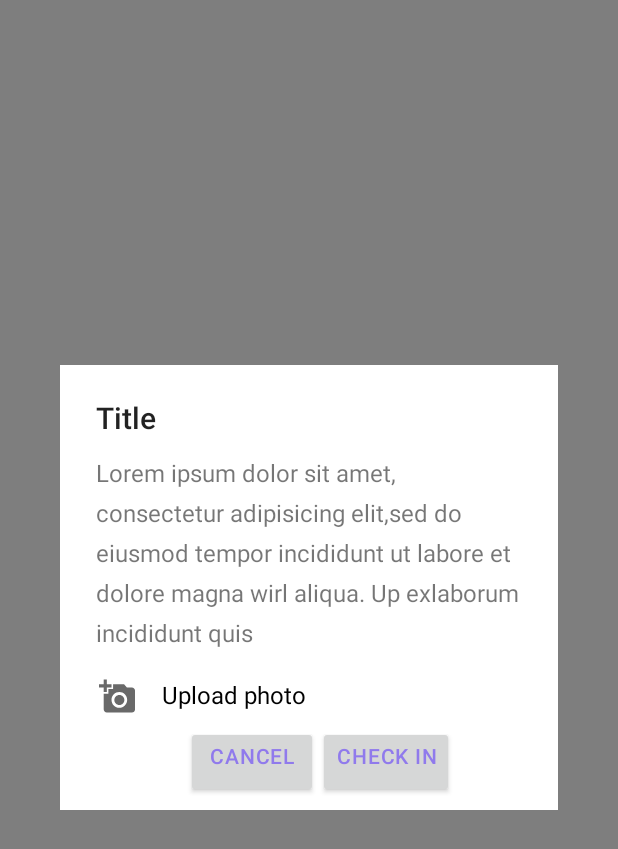
After one commit to DariaFedorinenko/LvivTripQuest, an Android app: the layout upload_photo.xml on its own in the app's theme, with its tools: preview values and no code run, on a phone screen of 412 x 824 dp. The commit adds this screen. Shown: the top 849 px of the screen. Run offline under Robolectric (Android 15) with nearby library versions, the phone set to English and light mode, and no system bars.

Commit message:
screen upload_photo

```diff
--- /dev/null
+++ b/app/src/main/res/drawable/ic_camera.xml
@@ -0,0 +1,15 @@
+<vector xmlns:android="http://schemas.android.com/apk/res/android"
+        android:width="512dp"
+        android:height="512dp"
+        android:viewportWidth="490.667"
+        android:viewportHeight="490.667">
+    <path
+        android:pathData="M448,128h-67.6l-39,-42.7H192v64h-64v64H64v213.3c0,23.5 19.2,42.7 42.7,42.7H448c23.5,0 42.7,-19.2 42.7,-42.7v-256C490.7,147.2 471.5,128 448,128zM277.3,405.3c-58.9,0 -106.7,-47.8 -106.7,-106.7S218.5,192 277.3,192S384,239.8 384,298.7S336.2,405.3 277.3,405.3z"
+        android:fillColor="#696969"/>
+    <path
+        android:pathData="M64,192l42.7,0l0,-64l64,0l0,-42.7l-64,0l0,-64l-42.7,0l0,64l-64,0l0,42.7l64,0z"
+        android:fillColor="#696969"/>
+    <path
+        android:pathData="M277.3,230.4c-37.8,0 -68.3,30.5 -68.3,68.3h0c0,37.8 30.5,68.3 68.3,68.3c37.8,0 68.3,-30.5 68.3,-68.3S315.1,230.4 277.3,230.4z"
+        android:fillColor="#696969"/>
+</vector>
--- a/app/src/main/res/layout/activity_main.xml
+++ b/app/src/main/res/layout/activity_main.xml
@@ -1,10 +1,13 @@
 <?xml version="1.0" encoding="utf-8"?>
-<android.support.constraint.ConstraintLayout xmlns:android="http://schemas.android.com/apk/res/android"
+<android.support.constraint.ConstraintLayout
+    xmlns:android="http://schemas.android.com/apk/res/android"
     xmlns:app="http://schemas.android.com/apk/res-auto"
     xmlns:tools="http://schemas.android.com/tools"
     android:layout_width="match_parent"
     android:layout_height="match_parent"
     tools:context="com.example.android.ltq.MainActivity">
+
+
 
     <RelativeLayout
         android:layout_width="match_parent"
@@ -20,9 +23,11 @@
             android:layout_height="@dimen/button_hight"
             android:layout_above="@+id/start_new"
             android:layout_alignStart="@+id/start_new"
-            android:layout_marginBottom="40dp"
+            android:layout_marginBottom="22dp"
+            android:elevation="3dp"
             android:text="@string/Continue"
-            android:layout_centerHorizontal="true" />
+            android:textColor="#D8D8D8"
+            android:translationZ="3dp" />
 
         <Button
             android:id="@+id/start_new"
@@ -31,9 +36,14 @@
             android:layout_height="@dimen/button_hight"
             android:layout_alignParentBottom="true"
             android:layout_centerHorizontal="true"
+            android:layout_marginBottom="60dp"
+            android:elevation="16dp"
             android:text="@string/Start_new"
-            android:layout_marginBottom="60dp"/>
+            android:textColor="#D8D8D8"
+            android:transformPivotX="5dp"
+            android:transformPivotY="10dp"
+            android:translationZ="10dp" />
 
     </RelativeLayout>
 
-</android.support.constraint.ConstraintLayout>
+    </android.support.constraint.ConstraintLayout>
--- /dev/null
+++ b/app/src/main/res/layout/upload_photo.xml
@@ -0,0 +1,116 @@
+<?xml version="1.0" encoding="utf-8"?>
+<LinearLayout xmlns:android="http://schemas.android.com/apk/res/android"
+    xmlns:tools="http://schemas.android.com/tools"
+    android:layout_width="match_parent"
+    android:layout_height="match_parent"
+    android:background="#7f000000">
+
+
+  <RelativeLayout
+      android:layout_width="wrap_content"
+      android:layout_height="wrap_content"
+      android:background="#FFFFFF"
+      android:layout_gravity="center"
+      android:layout_marginStart="40dp"
+      android:layout_marginEnd="40dp"
+      android:layout_marginTop="100dp"
+      android:layout_marginBottom="120dp">
+
+
+      <TextView
+          android:id="@+id/text1"
+          android:layout_width="wrap_content"
+          android:layout_height="wrap_content"
+          android:layout_marginBottom="12dp"
+          android:paddingStart="24dp"
+          android:paddingRight="24dp"
+          android:paddingTop="21dp"
+          android:paddingEnd="216dp"
+          android:text="@string/title"
+          android:textColor="#dd000000"
+          android:textSize="20sp"
+          android:fontFamily="sans-serif-medium"
+          android:lineSpacingExtra="8sp"
+          tools:ignore="RtlHardcoded" />
+
+      <TextView
+          android:id="@+id/text2"
+          android:layout_width="wrap_content"
+          android:layout_height="wrap_content"
+          android:layout_below="@id/text1"
+          android:layout_alignParentStart="true"
+          android:layout_marginBottom="19dp"
+          android:paddingStart="24dp"
+          android:paddingEnd="24dp"
+          android:textSize="16sp"
+          android:fontFamily="sans-serif"
+          android:textStyle="normal"
+          android:textColor="#89000000"
+          android:lineSpacingExtra="8sp"
+          android:text="@string/some_text"/>
+
+      <LinearLayout
+          android:id="@+id/linearLayout"
+          android:layout_width="wrap_content"
+          android:layout_height="wrap_content"
+          android:layout_below="@id/text2"
+          android:layout_marginStart="26dp">
+
+
+      <Button
+          android:layout_width="24dp"
+          android:layout_height="24dp"
+          android:background="@drawable/ic_camera" />
+
+      <TextView
+          android:layout_width="wrap_content"
+          android:layout_height="wrap_content"
+          android:layout_marginStart="18dp"
+          android:textSize="16sp"
+          android:fontFamily="sans-serif"
+          android:textStyle="normal"
+          android:textColor="#000000"
+          android:lineSpacingExtra="8sp"
+          android:text="@string/upload_photo"/>
+
+      </LinearLayout>
+
+      <LinearLayout
+          android:id="@+id/linearLayout2"
+          android:layout_width="wrap_content"
+          android:layout_height="wrap_content"
+          android:layout_below="@id/linearLayout"
+          android:layout_alignParentStart="true">
+
+          <Button
+              android:layout_width="wrap_content"
+              android:layout_height="wrap_content"
+              android:layout_marginStart="84dp"
+              android:layout_marginTop="8dp"
+              android:layout_marginBottom="8dp"
+              android:fontFamily="sans-serif-medium"
+              android:gravity="center_horizontal"
+              android:letterSpacing="0.04"
+              android:textColor="#907aec"
+              android:textSize="14sp"
+              android:textStyle="normal"
+              tools:text="Cancel" />
+
+          <Button
+              android:layout_width="wrap_content"
+              android:layout_height="wrap_content"
+              android:layout_marginBottom="8dp"
+              android:layout_marginTop="8dp"
+              android:textSize="14sp"
+              android:fontFamily="sans-serif-medium"
+              android:textStyle="normal"
+              android:textColor="#907aec"
+              android:letterSpacing="0.04"
+              android:gravity="center_horizontal"
+              tools:text="Check in"/>
+
+      </LinearLayout>
+
+  </RelativeLayout>
+
+</LinearLayout>
--- a/app/src/main/res/values/strings.xml
+++ b/app/src/main/res/values/strings.xml
@@ -14,4 +14,13 @@
     <string name="dollar">Dollar</string>
     <string name="numbers">23463</string>
     <string name="title">Title</string>
+    <string name="some_text">Lorem ipsum dolor sit amet,
+        consectetur adipisicing elit,sed
+
+        do eiusmod tempor incididunt
+        ut labore et dolore magna wirl
+        aliqua. Up exlaborum incididunt
+        quis </string>
+    <string name="upload_photo">Upload photo</string>
+
 </resources>
```
